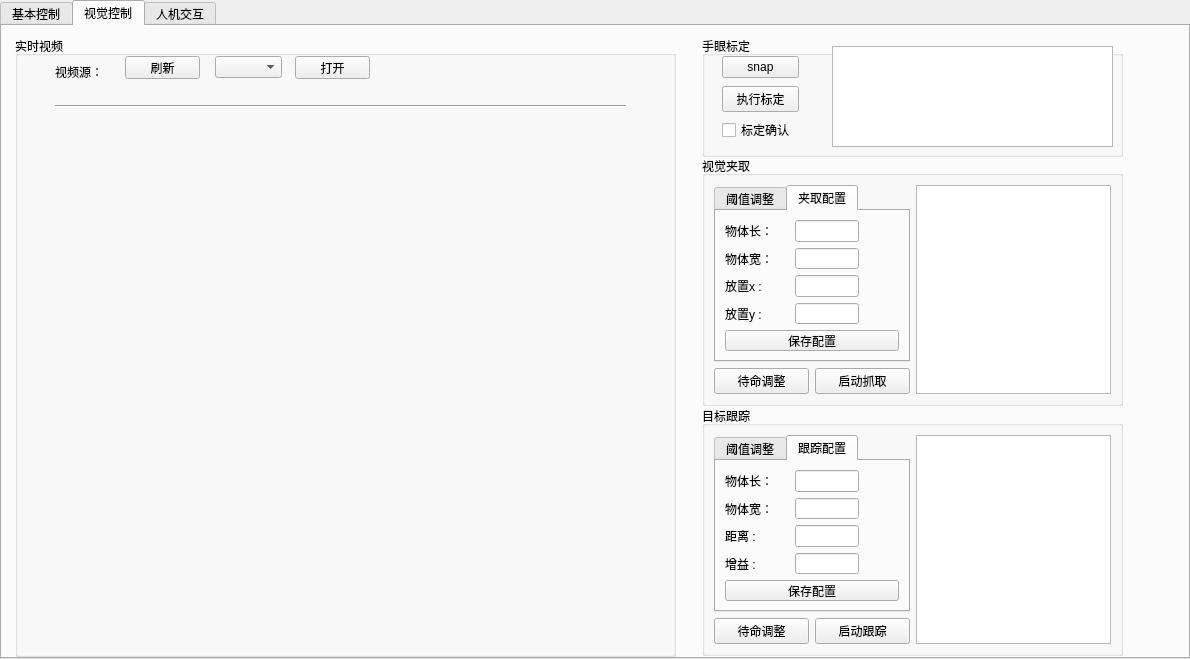
EnochxynL/NEU_ZLArm, file ui/mainWindow.ui: the form before one commit.
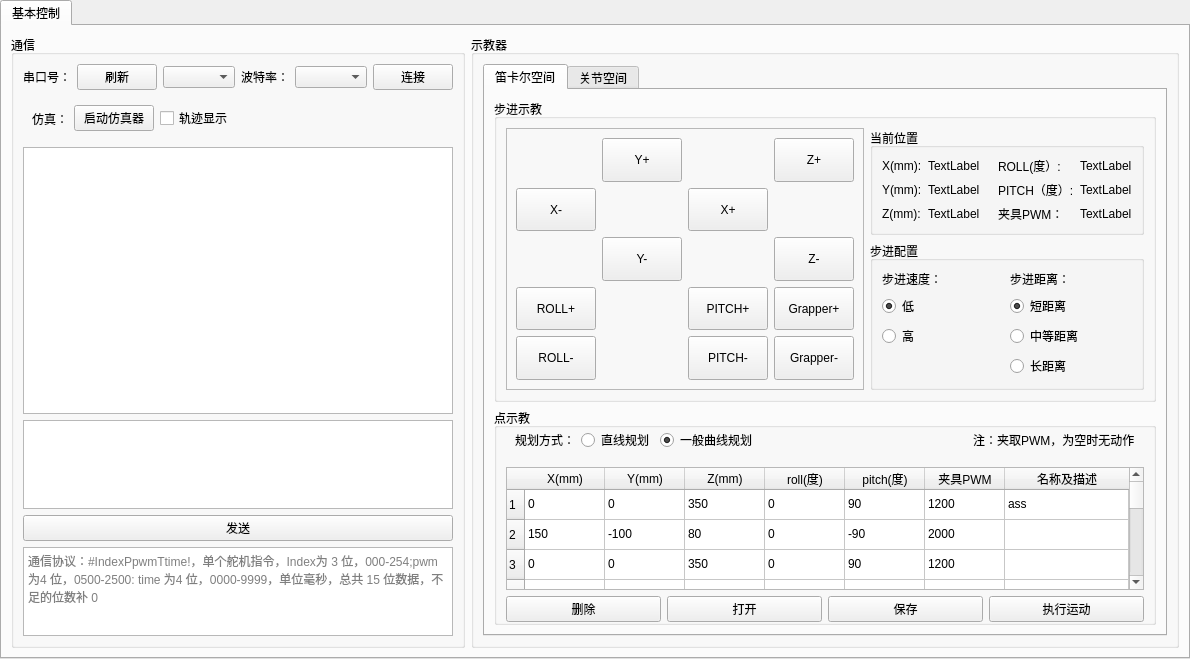
The form after the commit. The open tabs and pages were chosen to show the change. Icons and pictures are not drawn.

Commit message: ui简化

What changed in the file:
```diff
--- a/ui/mainWindow.ui
+++ b/ui/mainWindow.ui
@@ -1751,1108 +1751,6 @@
        </item>
       </layout>
      </widget>
-     <widget class="QWidget" name="tab_vision">
-      <attribute name="title">
-       <string>视觉控制</string>
-      </attribute>
-      <widget class="QGroupBox" name="groupBox">
-       <property name="geometry">
-        <rect>
-         <x>13</x>
-         <y>10</y>
-         <width>661</width>
-         <height>621</height>
-        </rect>
-       </property>
-       <property name="title">
-        <string>实时视频</string>
-       </property>
-       <widget class="QLabel" name="label_23">
-        <property name="geometry">
-         <rect>
-          <x>40</x>
-          <y>30</y>
-          <width>54</width>
-          <height>12</height>
-         </rect>
-        </property>
-        <property name="text">
-         <string>视频源：</string>
-        </property>
-       </widget>
-       <widget class="QPushButton" name="pushButton_camUpdate">
-        <property name="geometry">
-         <rect>
-          <x>110</x>
-          <y>20</y>
-          <width>75</width>
-          <height>23</height>
-         </rect>
-        </property>
-        <property name="text">
-         <string>刷新</string>
-        </property>
-       </widget>
-       <widget class="QPushButton" name="pushButton_cameraOpen">
-        <property name="geometry">
-         <rect>
-          <x>280</x>
-          <y>20</y>
-          <width>75</width>
-          <height>23</height>
-         </rect>
-        </property>
-        <property name="text">
-         <string>打开</string>
-        </property>
-       </widget>
-       <widget class="QLabel" name="label_liveVideo">
-        <property name="geometry">
-         <rect>
-          <x>10</x>
-          <y>100</y>
-          <width>640</width>
-          <height>480</height>
-         </rect>
-        </property>
-        <property name="text">
-         <string/>
-        </property>
-        <property name="pixmap">
-         <pixmap>:/测试图/9.jpg</pixmap>
-        </property>
-       </widget>
-       <widget class="Line" name="line">
-        <property name="geometry">
-         <rect>
-          <x>40</x>
-          <y>60</y>
-          <width>571</width>
-          <height>20</height>
-         </rect>
-        </property>
-        <property name="orientation">
-         <enum>Qt::Horizontal</enum>
-        </property>
-       </widget>
-       <widget class="QComboBox" name="comboBox_camera">
-        <property name="geometry">
-         <rect>
-          <x>200</x>
-          <y>20</y>
-          <width>67</width>
-          <height>22</height>
-         </rect>
-        </property>
-       </widget>
-      </widget>
-      <widget class="QGroupBox" name="groupBox_2">
-       <property name="geometry">
-        <rect>
-         <x>700</x>
-         <y>10</y>
-         <width>421</width>
-         <height>121</height>
-        </rect>
-       </property>
-       <property name="title">
-        <string>手眼标定</string>
-       </property>
-       <widget class="QTextEdit" name="textEdit_clibInfo">
-        <property name="geometry">
-         <rect>
-          <x>130</x>
-          <y>10</y>
-          <width>281</width>
-          <height>101</height>
-         </rect>
-        </property>
-       </widget>
-       <widget class="QWidget" name="layoutWidget">
-        <property name="geometry">
-         <rect>
-          <x>20</x>
-          <y>20</y>
-          <width>77</width>
-          <height>88</height>
-         </rect>
-        </property>
-        <layout class="QVBoxLayout" name="verticalLayout_10">
-         <item>
-          <widget class="QPushButton" name="pushButton_snap">
-           <property name="text">
-            <string>snap</string>
-           </property>
-          </widget>
-         </item>
-         <item>
-          <spacer name="verticalSpacer_5">
-           <property name="orientation">
-            <enum>Qt::Vertical</enum>
-           </property>
-           <property name="sizeHint" stdset="0">
-            <size>
-             <width>20</width>
-             <height>40</height>
-            </size>
-           </property>
-          </spacer>
-         </item>
-         <item>
-          <widget class="QPushButton" name="pushButton_clibRun">
-           <property name="text">
-            <string>执行标定</string>
-           </property>
-          </widget>
-         </item>
-         <item>
-          <widget class="QCheckBox" name="checkBox_clibCheck">
-           <property name="text">
-            <string>标定确认</string>
-           </property>
-          </widget>
-         </item>
-         <item>
-          <spacer name="verticalSpacer_6">
-           <property name="orientation">
-            <enum>Qt::Vertical</enum>
-           </property>
-           <property name="sizeHint" stdset="0">
-            <size>
-             <width>20</width>
-             <height>40</height>
-            </size>
-           </property>
-          </spacer>
-         </item>
-        </layout>
-       </widget>
-      </widget>
-      <widget class="QGroupBox" name="groupBox_3">
-       <property name="geometry">
-        <rect>
-         <x>700</x>
-         <y>130</y>
-         <width>421</width>
-         <height>250</height>
-        </rect>
-       </property>
-       <property name="title">
-        <string>视觉夹取</string>
-       </property>
-       <layout class="QGridLayout" name="gridLayout_9">
-        <item row="1" column="0">
-         <layout class="QHBoxLayout" name="horizontalLayout_24">
-          <item>
-           <widget class="QPushButton" name="pushButton_change_waitJoint">
-            <property name="sizePolicy">
-             <sizepolicy hsizetype="Preferred" vsizetype="Fixed">
-              <horstretch>1</horstretch>
-              <verstretch>0</verstretch>
-             </sizepolicy>
-            </property>
-            <property name="text">
-             <string>待命调整</string>
-            </property>
-           </widget>
-          </item>
-          <item>
-           <widget class="QPushButton" name="pushButton_pick">
-            <property name="sizePolicy">
-             <sizepolicy hsizetype="Preferred" vsizetype="Fixed">
-              <horstretch>1</horstretch>
-              <verstretch>0</verstretch>
-             </sizepolicy>
-            </property>
-            <property name="text">
-             <string>启动抓取</string>
-            </property>
-           </widget>
-          </item>
-         </layout>
-        </item>
-        <item row="0" column="0">
-         <widget class="QTabWidget" name="tabWidget">
-          <property name="sizePolicy">
-           <sizepolicy hsizetype="Preferred" vsizetype="Expanding">
-            <horstretch>1</horstretch>
-            <verstretch>0</verstretch>
-           </sizepolicy>
-          </property>
-          <property name="tabPosition">
-           <enum>QTabWidget::North</enum>
-          </property>
-          <property name="currentIndex">
-           <number>0</number>
-          </property>
-          <property name="tabsClosable">
-           <bool>false</bool>
-          </property>
-          <property name="tabBarAutoHide">
-           <bool>false</bool>
-          </property>
-          <widget class="QWidget" name="tab_threshold">
-           <attribute name="title">
-            <string>阈值调整</string>
-           </attribute>
-           <layout class="QVBoxLayout" name="verticalLayout_9">
-            <item>
-             <layout class="QHBoxLayout" name="horizontalLayout_14">
-              <item>
-               <widget class="QLabel" name="label_30">
-                <property name="text">
-                 <string>hl</string>
-                </property>
-               </widget>
-              </item>
-              <item>
-               <widget class="QSlider" name="horizontalSlider_hl">
-                <property name="maximum">
-                 <number>255</number>
-                </property>
-                <property name="value">
-                 <number>10</number>
-                </property>
-                <property name="orientation">
-                 <enum>Qt::Horizontal</enum>
-                </property>
-                <property name="tickPosition">
-                 <enum>QSlider::NoTicks</enum>
-                </property>
-               </widget>
-              </item>
-             </layout>
-            </item>
-            <item>
-             <layout class="QHBoxLayout" name="horizontalLayout_15">
-              <item>
-               <widget class="QLabel" name="label_31">
-                <property name="text">
-                 <string>hu</string>
-                </property>
-               </widget>
-              </item>
-              <item>
-               <widget class="QSlider" name="horizontalSlider_hu">
-                <property name="maximum">
-                 <number>255</number>
-                </property>
-                <property name="value">
-                 <number>60</number>
-                </property>
-                <property name="orientation">
-                 <enum>Qt::Horizontal</enum>
-                </property>
-               </widget>
-              </item>
-             </layout>
-            </item>
-            <item>
-             <layout class="QHBoxLayout" name="horizontalLayout_16">
-              <item>
-               <widget class="QLabel" name="label_32">
-                <property name="text">
-                 <string>sl</string>
-                </property>
-               </widget>
-              </item>
-              <item>
-               <widget class="QSlider" name="horizontalSlider_sl">
-                <property name="maximum">
-                 <number>255</number>
-                </property>
-                <property name="value">
-                 <number>130</number>
-                </property>
-                <property name="orientation">
-                 <enum>Qt::Horizontal</enum>
-                </property>
-               </widget>
-              </item>
-             </layout>
-            </item>
-            <item>
-             <layout class="QHBoxLayout" name="horizontalLayout_17">
-              <item>
-               <widget class="QLabel" name="label_33">
-                <property name="text">
-                 <string>su</string>
-                </property>
-               </widget>
-              </item>
-              <item>
-               <widget class="QSlider" name="horizontalSlider_su">
-                <property name="maximum">
-                 <number>255</number>
-                </property>
-                <property name="value">
-                 <number>255</number>
-                </property>
-                <property name="orientation">
-                 <enum>Qt::Horizontal</enum>
-                </property>
-               </widget>
-              </item>
-             </layout>
-            </item>
-            <item>
-             <layout class="QHBoxLayout" name="horizontalLayout_18">
-              <item>
-               <widget class="QLabel" name="label_34">
-                <property name="text">
-                 <string>vl</string>
-                </property>
-               </widget>
-              </item>
-              <item>
-               <widget class="QSlider" name="horizontalSlider_vl">
-                <property name="maximum">
-                 <number>255</number>
-                </property>
-                <property name="value">
-                 <number>130</number>
-                </property>
-                <property name="orientation">
-                 <enum>Qt::Horizontal</enum>
-                </property>
-               </widget>
-              </item>
-             </layout>
-            </item>
-            <item>
-             <layout class="QHBoxLayout" name="horizontalLayout_19">
-              <item>
-               <widget class="QLabel" name="label_35">
-                <property name="text">
-                 <string>vu</string>
-                </property>
-               </widget>
-              </item>
-              <item>
-               <widget class="QSlider" name="horizontalSlider_vu">
-                <property name="maximum">
-                 <number>255</number>
-                </property>
-                <property name="value">
-                 <number>255</number>
-                </property>
-                <property name="orientation">
-                 <enum>Qt::Horizontal</enum>
-                </property>
-               </widget>
-              </item>
-             </layout>
-            </item>
-            <item>
-             <widget class="QPushButton" name="pushButton_roi">
-              <property name="text">
-               <string>开启预览</string>
-              </property>
-             </widget>
-            </item>
-           </layout>
-          </widget>
-          <widget class="QWidget" name="tab_pickConfig">
-           <attribute name="title">
-            <string>夹取配置</string>
-           </attribute>
-           <layout class="QVBoxLayout" name="verticalLayout_8">
-            <item>
-             <layout class="QHBoxLayout" name="horizontalLayout_20">
-              <item>
-               <widget class="QLabel" name="label_26">
-                <property name="sizePolicy">
-                 <sizepolicy hsizetype="Preferred" vsizetype="Preferred">
-                  <horstretch>1</horstretch>
-                  <verstretch>0</verstretch>
-                 </sizepolicy>
-                </property>
-                <property name="text">
-                 <string>物体长：</string>
-                </property>
-               </widget>
-              </item>
-              <item>
-               <widget class="QLineEdit" name="lineEdit_targetLen">
-                <property name="sizePolicy">
-                 <sizepolicy hsizetype="Preferred" vsizetype="Fixed">
-                  <horstretch>1</horstretch>
-                  <verstretch>0</verstretch>
-                 </sizepolicy>
-                </property>
-               </widget>
-              </item>
-              <item>
-               <spacer name="horizontalSpacer_6">
-                <property name="orientation">
-                 <enum>Qt::Horizontal</enum>
-                </property>
-                <property name="sizeHint" stdset="0">
-                 <size>
-                  <width>40</width>
-                  <height>20</height>
-                 </size>
-                </property>
-               </spacer>
-              </item>
-             </layout>
-            </item>
-            <item>
-             <layout class="QHBoxLayout" name="horizontalLayout_21">
-              <item>
-               <widget class="QLabel" name="label_27">
-                <property name="sizePolicy">
-                 <sizepolicy hsizetype="Preferred" vsizetype="Preferred">
-                  <horstretch>1</horstretch>
-                  <verstretch>0</verstretch>
-                 </sizepolicy>
-                </property>
-                <property name="text">
-                 <string>物体宽：</string>
-                </property>
-               </widget>
-              </item>
-              <item>
-               <widget class="QLineEdit" name="lineEdit_targetWid">
-                <property name="sizePolicy">
-                 <sizepolicy hsizetype="Preferred" vsizetype="Fixed">
-                  <horstretch>1</horstretch>
-                  <verstretch>0</verstretch>
-                 </sizepolicy>
-                </property>
-               </widget>
-              </item>
-              <item>
-               <spacer name="horizontalSpacer_7">
-                <property name="orientation">
-                 <enum>Qt::Horizontal</enum>
-                </property>
-                <property name="sizeHint" stdset="0">
-                 <size>
-                  <width>40</width>
-                  <height>20</height>
-                 </size>
-                </property>
-               </spacer>
-              </item>
-             </layout>
-            </item>
-            <item>
-             <layout class="QHBoxLayout" name="horizontalLayout_22">
-              <item>
-               <widget class="QLabel" name="label_28">
-                <property name="sizePolicy">
-                 <sizepolicy hsizetype="Preferred" vsizetype="Preferred">
-                  <horstretch>1</horstretch>
-                  <verstretch>0</verstretch>
-                 </sizepolicy>
-                </property>
-                <property name="text">
-                 <string>放置x :</string>
-                </property>
-               </widget>
-              </item>
-              <item>
-               <widget class="QLineEdit" name="lineEdit_placeX">
-                <property name="sizePolicy">
-                 <sizepolicy hsizetype="Preferred" vsizetype="Fixed">
-                  <horstretch>1</horstretch>
-                  <verstretch>0</verstretch>
-                 </sizepolicy>
-                </property>
-               </widget>
-              </item>
-              <item>
-               <spacer name="horizontalSpacer_8">
-                <property name="orientation">
-                 <enum>Qt::Horizontal</enum>
-                </property>
-                <property name="sizeHint" stdset="0">
-                 <size>
-                  <width>40</width>
-                  <height>20</height>
-                 </size>
-                </property>
-               </spacer>
-              </item>
-             </layout>
-            </item>
-            <item>
-             <layout class="QHBoxLayout" name="horizontalLayout_23">
-              <item>
-               <widget class="QLabel" name="label_29">
-                <property name="sizePolicy">
-                 <sizepolicy hsizetype="Preferred" vsizetype="Preferred">
-                  <horstretch>1</horstretch>
-                  <verstretch>0</verstretch>
-                 </sizepolicy>
-                </property>
-                <property name="text">
-                 <string>放置y :</string>
-                </property>
-               </widget>
-              </item>
-              <item>
-               <widget class="QLineEdit" name="lineEdit_placeY">
-                <property name="sizePolicy">
-                 <sizepolicy hsizetype="Expanding" vsizetype="Fixed">
-                  <horstretch>1</horstretch>
-                  <verstretch>0</verstretch>
-                 </sizepolicy>
-                </property>
-               </widget>
-              </item>
-              <item>
-               <spacer name="horizontalSpacer_9">
-                <property name="orientation">
-                 <enum>Qt::Horizontal</enum>
-                </property>
-                <property name="sizeHint" stdset="0">
-                 <size>
-                  <width>40</width>
-                  <height>20</height>
-                 </size>
-                </property>
-               </spacer>
-              </item>
-             </layout>
-            </item>
-            <item>
-             <widget class="QPushButton" name="pushButton_savePickConfig">
-              <property name="text">
-               <string>保存配置</string>
-              </property>
-             </widget>
-            </item>
-           </layout>
-          </widget>
-         </widget>
-        </item>
-        <item row="0" column="1" rowspan="2">
-         <widget class="QTextEdit" name="textEdit_pickInfo">
-          <property name="sizePolicy">
-           <sizepolicy hsizetype="Preferred" vsizetype="Expanding">
-            <horstretch>1</horstretch>
-            <verstretch>0</verstretch>
-           </sizepolicy>
-          </property>
-         </widget>
-        </item>
-       </layout>
-      </widget>
-      <widget class="QGroupBox" name="groupBox_4">
-       <property name="geometry">
-        <rect>
-         <x>700</x>
-         <y>380</y>
-         <width>421</width>
-         <height>250</height>
-        </rect>
-       </property>
-       <property name="title">
-        <string>目标跟踪</string>
-       </property>
-       <layout class="QGridLayout" name="gridLayout_10">
-        <item row="1" column="0">
-         <layout class="QHBoxLayout" name="horizontalLayout_25">
-          <item>
-           <widget class="QPushButton" name="pushButton_change_waitJoint_2">
-            <property name="sizePolicy">
-             <sizepolicy hsizetype="Preferred" vsizetype="Fixed">
-              <horstretch>1</horstretch>
-              <verstretch>0</verstretch>
-             </sizepolicy>
-            </property>
-            <property name="text">
-             <string>待命调整</string>
-            </property>
-           </widget>
-          </item>
-          <item>
-           <widget class="QPushButton" name="pushButton_track">
-            <property name="sizePolicy">
-             <sizepolicy hsizetype="Preferred" vsizetype="Fixed">
-              <horstretch>1</horstretch>
-              <verstretch>0</verstretch>
-             </sizepolicy>
-            </property>
-            <property name="text">
-             <string>启动跟踪</string>
-            </property>
-           </widget>
-          </item>
-         </layout>
-        </item>
-        <item row="0" column="0">
-         <widget class="QTabWidget" name="tabWidget_2">
-          <property name="sizePolicy">
-           <sizepolicy hsizetype="Preferred" vsizetype="Expanding">
-            <horstretch>1</horstretch>
-            <verstretch>0</verstretch>
-           </sizepolicy>
-          </property>
-          <property name="tabPosition">
-           <enum>QTabWidget::North</enum>
-          </property>
-          <property name="currentIndex">
-           <number>1</number>
-          </property>
-          <property name="tabsClosable">
-           <bool>false</bool>
-          </property>
-          <property name="tabBarAutoHide">
-           <bool>false</bool>
-          </property>
-          <widget class="QWidget" name="tab_threshold_2">
-           <attribute name="title">
-            <string>阈值调整</string>
-           </attribute>
-           <layout class="QVBoxLayout" name="verticalLayout_11">
-            <item>
-             <layout class="QHBoxLayout" name="horizontalLayout_26">
-              <item>
-               <widget class="QLabel" name="label_36">
-                <property name="text">
-                 <string>hl</string>
-                </property>
-               </widget>
-              </item>
-              <item>
-               <widget class="QSlider" name="horizontalSlider_hl_2">
-                <property name="maximum">
-                 <number>255</number>
-                </property>
-                <property name="value">
-                 <number>10</number>
-                </property>
-                <property name="orientation">
-                 <enum>Qt::Horizontal</enum>
-                </property>
-                <property name="tickPosition">
-                 <enum>QSlider::NoTicks</enum>
-                </property>
-               </widget>
-              </item>
-             </layout>
-            </item>
-            <item>
-             <layout class="QHBoxLayout" name="horizontalLayout_27">
-              <item>
-               <widget class="QLabel" name="label_37">
-                <property name="text">
-                 <string>hu</string>
-                </property>
-               </widget>
-              </item>
-              <item>
-               <widget class="QSlider" name="horizontalSlider_hu_2">
-                <property name="maximum">
-                 <number>255</number>
-                </property>
-                <property name="value">
-                 <number>60</number>
-                </property>
-                <property name="orientation">
-                 <enum>Qt::Horizontal</enum>
-                </property>
-               </widget>
-              </item>
-             </layout>
-            </item>
-            <item>
-             <layout class="QHBoxLayout" name="horizontalLayout_28">
-              <item>
-               <widget class="QLabel" name="label_38">
-                <property name="text">
-                 <string>sl</string>
-                </property>
-               </widget>
-              </item>
-              <item>
-               <widget class="QSlider" name="horizontalSlider_sl_2">
-                <property name="maximum">
-                 <number>255</number>
-                </property>
-                <property name="value">
-                 <number>130</number>
-                </property>
-                <property name="orientation">
-                 <enum>Qt::Horizontal</enum>
-                </property>
-               </widget>
-              </item>
-             </layout>
-            </item>
-            <item>
-             <layout class="QHBoxLayout" name="horizontalLayout_29">
-              <item>
-               <widget class="QLabel" name="label_39">
-                <property name="text">
-                 <string>su</string>
-                </property>
-               </widget>
-              </item>
-              <item>
-               <widget class="QSlider" name="horizontalSlider_su_2">
-                <property name="maximum">
-                 <number>255</number>
-                </property>
-                <property name="value">
-                 <number>255</number>
-                </property>
-                <property name="orientation">
-                 <enum>Qt::Horizontal</enum>
-                </property>
-               </widget>
-              </item>
-             </layout>
-            </item>
-            <item>
-             <layout class="QHBoxLayout" name="horizontalLayout_30">
-              <item>
-               <widget class="QLabel" name="label_40">
-                <property name="text">
-                 <string>vl</string>
-                </property>
-               </widget>
-              </item>
-              <item>
-               <widget class="QSlider" name="horizontalSlider_vl_2">
-                <property name="maximum">
-                 <number>255</number>
-                </property>
-                <property name="value">
-                 <number>130</number>
-                </property>
-                <property name="orientation">
-                 <enum>Qt::Horizontal</enum>
-                </property>
-               </widget>
-              </item>
-             </layout>
-            </item>
-            <item>
-             <layout class="QHBoxLayout" name="horizontalLayout_31">
-              <item>
-               <widget class="QLabel" name="label_41">
-                <property name="text">
-                 <string>vu</string>
-                </property>
-               </widget>
-              </item>
-              <item>
-               <widget class="QSlider" name="horizontalSlider_vu_2">
-                <property name="maximum">
-                 <number>255</number>
-                </property>
-                <property name="value">
-                 <number>255</number>
-                </property>
-                <property name="orientation">
-                 <enum>Qt::Horizontal</enum>
-                </property>
-               </widget>
-              </item>
-             </layout>
-            </item>
-            <item>
-             <widget class="QPushButton" name="pushButton_roi_2">
-              <property name="text">
-               <string>开启预览</string>
-              </property>
-             </widget>
-            </item>
-           </layout>
-          </widget>
-          <widget class="QWidget" name="tab_pickConfig_2">
-           <attribute name="title">
-            <string>跟踪配置</string>
-           </attribute>
-           <layout class="QVBoxLayout" name="verticalLayout_12">
-            <item>
-             <layout class="QHBoxLayout" name="horizontalLayout_32">
-              <item>
-               <widget class="QLabel" name="label_42">
-                <property name="sizePolicy">
-                 <sizepolicy hsizetype="Preferred" vsizetype="Preferred">
-                  <horstretch>1</horstretch>
-                  <verstretch>0</verstretch>
-                 </sizepolicy>
-                </property>
-                <property name="text">
-                 <string>物体长：</string>
-                </property>
-               </widget>
-              </item>
-              <item>
-               <widget class="QLineEdit" name="lineEdit_targetLen_2">
-                <property name="sizePolicy">
-                 <sizepolicy hsizetype="Preferred" vsizetype="Fixed">
-                  <horstretch>1</horstretch>
-                  <verstretch>0</verstretch>
-                 </sizepolicy>
-                </property>
-               </widget>
-              </item>
-              <item>
-               <spacer name="horizontalSpacer_10">
-                <property name="orientation">
-                 <enum>Qt::Horizontal</enum>
-                </property>
-                <property name="sizeHint" stdset="0">
-                 <size>
-                  <width>40</width>
-                  <height>20</height>
-                 </size>
-                </property>
-               </spacer>
-              </item>
-             </layout>
-            </item>
-            <item>
-             <layout class="QHBoxLayout" name="horizontalLayout_33">
-              <item>
-               <widget class="QLabel" name="label_43">
-                <property name="sizePolicy">
-                 <sizepolicy hsizetype="Preferred" vsizetype="Preferred">
-                  <horstretch>1</horstretch>
-                  <verstretch>0</verstretch>
-                 </sizepolicy>
-                </property>
-                <property name="text">
-                 <string>物体宽：</string>
-                </property>
-               </widget>
-              </item>
-              <item>
-               <widget class="QLineEdit" name="lineEdit_targetWid_2">
-                <property name="sizePolicy">
-                 <sizepolicy hsizetype="Preferred" vsizetype="Fixed">
-                  <horstretch>1</horstretch>
-                  <verstretch>0</verstretch>
-                 </sizepolicy>
-                </property>
-               </widget>
-              </item>
-              <item>
-               <spacer name="horizontalSpacer_11">
-                <property name="orientation">
-                 <enum>Qt::Horizontal</enum>
-                </property>
-                <property name="sizeHint" stdset="0">
-                 <size>
-                  <width>40</width>
-                  <height>20</height>
-                 </size>
-                </property>
-               </spacer>
-              </item>
-             </layout>
-            </item>
-            <item>
-             <layout class="QHBoxLayout" name="horizontalLayout_34">
-              <item>
-               <widget class="QLabel" name="label_44">
-                <property name="sizePolicy">
-                 <sizepolicy hsizetype="Preferred" vsizetype="Preferred">
-                  <horstretch>1</horstretch>
-                  <verstretch>0</verstretch>
-                 </sizepolicy>
-                </property>
-                <property name="text">
-                 <string>距离 :</string>
-                </property>
-               </widget>
-              </item>
-              <item>
-               <widget class="QLineEdit" name="lineEdit_dis">
-                <property name="sizePolicy">
-                 <sizepolicy hsizetype="Preferred" vsizetype="Fixed">
-                  <horstretch>1</horstretch>
-                  <verstretch>0</verstretch>
-                 </sizepolicy>
-                </property>
-               </widget>
-              </item>
-              <item>
-               <spacer name="horizontalSpacer_12">
-                <property name="orientation">
-                 <enum>Qt::Horizontal</enum>
-                </property>
-                <property name="sizeHint" stdset="0">
-                 <size>
-                  <width>40</width>
-                  <height>20</height>
-                 </size>
-                </property>
-               </spacer>
-              </item>
-             </layout>
-            </item>
-            <item>
-             <layout class="QHBoxLayout" name="horizontalLayout_35">
-              <item>
-               <widget class="QLabel" name="label_45">
-                <property name="sizePolicy">
-                 <sizepolicy hsizetype="Preferred" vsizetype="Preferred">
-                  <horstretch>1</horstretch>
-                  <verstretch>0</verstretch>
-                 </sizepolicy>
-                </property>
-                <property name="text">
-                 <string>增益 :</string>
-                </property>
-               </widget>
-              </item>
-              <item>
-               <widget class="QLineEdit" name="lineEdit_lamda">
-                <property name="sizePolicy">
-                 <sizepolicy hsizetype="Expanding" vsizetype="Fixed">
-                  <horstretch>1</horstretch>
-                  <verstretch>0</verstretch>
-                 </sizepolicy>
-                </property>
-               </widget>
-              </item>
-              <item>
-               <spacer name="horizontalSpacer_13">
-                <property name="orientation">
-                 <enum>Qt::Horizontal</enum>
-                </property>
-                <property name="sizeHint" stdset="0">
-                 <size>
-                  <width>40</width>
-                  <height>20</height>
-                 </size>
-                </property>
-               </spacer>
-              </item>
-             </layout>
-            </item>
-            <item>
-             <widget class="QPushButton" name="pushButton_saveTrackConfig">
-              <property name="text">
-               <string>保存配置</string>
-              </property>
-             </widget>
-            </item>
-           </layout>
-          </widget>
-         </widget>
-        </item>
-        <item row="0" column="1" rowspan="2">
-         <widget class="QTextEdit" name="textEdit_trackInfo">
-          <property name="sizePolicy">
-           <sizepolicy hsizetype="Preferred" vsizetype="Expanding">
-            <horstretch>1</horstretch>
-            <verstretch>0</verstretch>
-           </sizepolicy>
-          </property>
-         </widget>
-        </item>
-       </layout>
-      </widget>
-     </widget>
-     <widget class="QWidget" name="tab_interact">
-      <attribute name="title">
-       <string>人机交互</string>
-      </attribute>
-      <widget class="QLabel" name="label_stick_joint">
-       <property name="geometry">
-        <rect>
-         <x>80</x>
-         <y>90</y>
-         <width>936</width>
-         <height>530</height>
-        </rect>
-       </property>
-       <property name="text">
-        <string/>
-       </property>
-       <property name="pixmap">
-        <pixmap resource="camera_label.qrc">:/图片/stick_joint.png</pixmap>
-       </property>
-      </widget>
-      <widget class="QLabel" name="label_stick_cartesian">
-       <property name="geometry">
-        <rect>
-         <x>80</x>
-         <y>90</y>
-         <width>936</width>
-         <height>530</height>
-        </rect>
-       </property>
-       <property name="text">
-        <string/>
-       </property>
-       <property name="pixmap">
-        <pixmap resource="camera_label.qrc">:/图片/stick_cartesian.png</pixmap>
-       </property>
-      </widget>
-      <widget class="QWidget" name="layoutWidget">
-       <property name="geometry">
-        <rect>
-         <x>9</x>
-         <y>9</y>
-         <width>463</width>
-         <height>25</height>
-        </rect>
-       </property>
-       <layout class="QHBoxLayout" name="horizontalLayout_13">
-        <item>
-         <widget class="QLabel" name="label_24">
-          <property name="text">
-           <string>手柄控制：</string>
-          </property>
-         </widget>
-        </item>
-        <item>
-         <widget class="QPushButton" name="pushButton_stickUpdate">
-          <property name="text">
-           <string>刷新</string>
-          </property>
-         </widget>
-        </item>
-        <item>
-         <widget class="QComboBox" name="comboBox_stick"/>
-        </item>
-        <item>
-         <widget class="QPushButton" name="pushButton_stickOpen">
-          <property name="text">
-           <string>连接</string>
-          </property>
-         </widget>
-        </item>
-        <item>
-         <widget class="QLabel" name="label_25">
-          <property name="text">
-           <string>当前状态：</string>
-          </property>
-         </widget>
-        </item>
-        <item>
-         <widget class="QLabel" name="label_stickMode">
-          <property name="text">
-           <string>Cartesian模式</string>
-          </property>
-         </widget>
-        </item>
-        <item>
-         <spacer name="horizontalSpacer_5">
-          <property name="orientation">
-           <enum>Qt::Horizontal</enum>
-          </property>
-          <property name="sizeHint" stdset="0">
-           <size>
-            <width>40</width>
-            <height>20</height>
-           </size>
-          </property>
-         </spacer>
-        </item>
-       </layout>
-      </widget>
-     </widget>
     </widget>
    </item>
   </layout>
```
Left out of the diff: 4 changed lines with no effect on the pictures. The commit also changes 1 other file.
